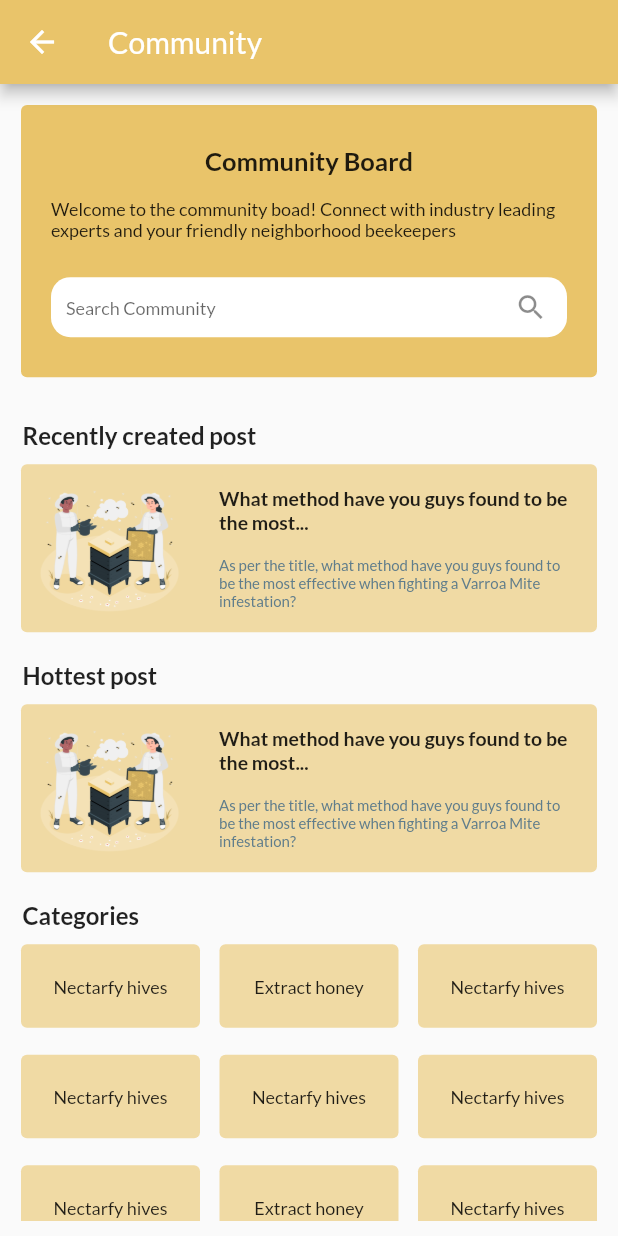
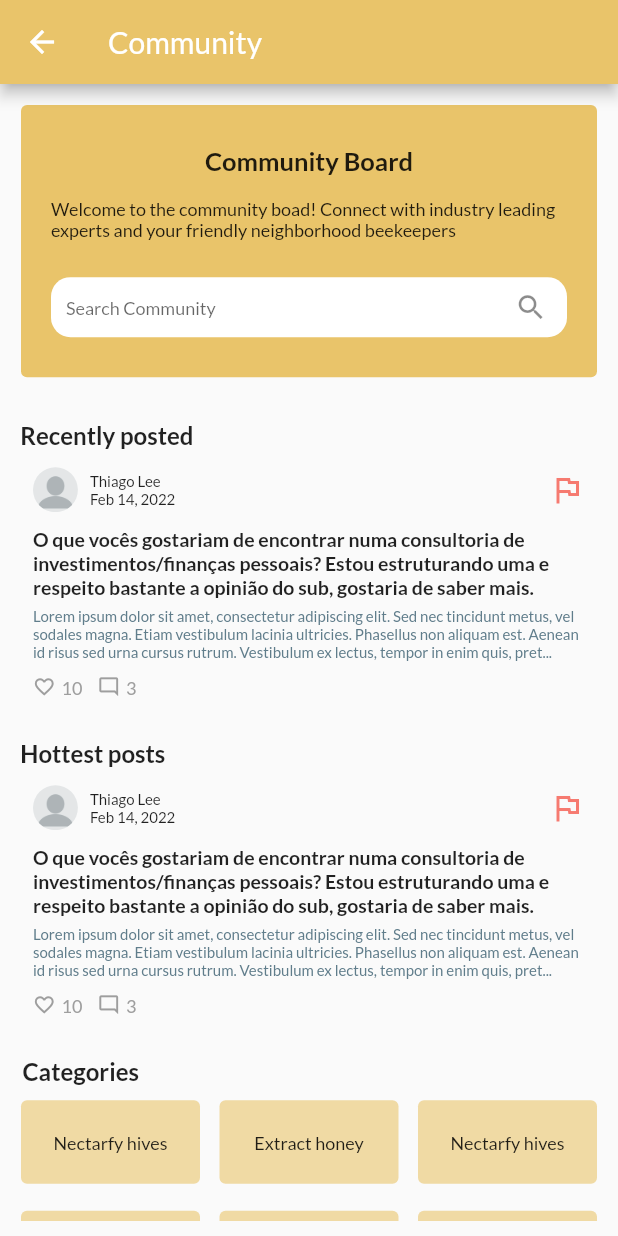
Before and after one commit to leowei31/nectarfy-app, a Flutter app: the CommunityModule screen opened directly, on a phone screen of 412 x 824 dp. Run offline on Flutter 3.47's test engine with Material 2 defaults, Android fonts, the phone set to English and light mode, and no system bars.

Commit message:
finished UI for list of posts in cat

```diff
--- /dev/null
+++ b/app/lib/model/category.dart
@@ -0,0 +1,19 @@
+import './post.dart';
+
+class Category {
+
+  final String title;
+  final String description;
+  final List<Post> posts;
+
+  Category ({
+    required this.title,
+    required this.description,
+    required this.posts
+  });
+
+  String getTitle() => title;
+  String getDescription() => description;
+  List<Post> getPosts() => posts;
+
+}
--- a/app/lib/views/community_module.dart
+++ b/app/lib/views/community_module.dart
@@ -4,6 +4,10 @@ import '../widgets/community_module/community_board.dart';
 import '../widgets/community_module/featured_post.dart';
 import '../widgets/community_module/categories.dart';
 import './individual_post.dart';
+import './category_posts.dart';
+import '../model/comment.dart';
+import '../model/post.dart';
+import '../model/user.dart';
 
 class CommunityModule extends StatelessWidget {
   const CommunityModule({Key? key}) : super(key: key);
@@ -13,19 +17,35 @@ class CommunityModule extends StatelessWidget {
     final mediaQuery = MediaQuery.of(context);
     final appbarHeight = AppBar().preferredSize.height;
 
-    void _handlePost(String title, String description) {
-      print('Title: $title');
-      print('Description: $description');
-
+    void _handlePost() {
       Navigator.push(
         context,
-        MaterialPageRoute(builder: (context) => IndividualPost())
+        MaterialPageRoute(builder: (context) => const IndividualPost())
       );
     }
 
     void _handleCategory(String title) {
       print(title);
+
+      Navigator.push(
+        context,
+        MaterialPageRoute(builder: (context) => CategoryPosts())
+      );
     }
+
+    // delete this later
+    final User currUser = User(userId: '123abc', firstName: 'Thiago', lastName: 'Lee');
+    final Post currPost = Post(
+      user: currUser,
+      title: "O que vocês gostariam de encontrar numa consultoria de investimentos/finanças pessoais? Estou estruturando uma e respeito bastante a opinião do sub, gostaria de saber mais.",
+      description: "Lorem ipsum dolor sit amet, consectetur adipiscing elit. Sed nec tincidunt metus, vel sodales magna. Etiam vestibulum lacinia ultricies. Phasellus non aliquam est. Aenean id risus sed urna cursus rutrum. Vestibulum ex lectus, tempor in enim quis, pretium aliquam enim. Cras accumsan pulvinar ex et luctus. Vestibulum ante ipsum primis in faucibus orci luctus et ultrices posuere cubilia curae; Vestibulum aliquam libero at nulla volutpat, sit amet malesuada tellus hendrerit. Sed ornare finibus lacinia. Suspendisse congue imperdiet ante quis gravida. Morbi semper ipsum sit amet metus fermentum finibus sit amet et est. In finibus turpis eu pellentesque venenatis. \n \n Nunc eu sagittis nulla. Orci varius natoque penatibus et magnis dis parturient montes, nascetur ridiculus mus. Quisque iaculis, diam sed ullamcorper aliquam, purus nulla molestie urna, gravida consectetur enim dui a odio. Pellentesque malesuada tortor ac lectus euismod, eget efficitur tortor congue. Sed non quam nec purus bibendum mattis. Phasellus at risus porta, sagittis ipsum ac, placerat erat. Vivamus nunc felis, vehicula at fermentum in, placerat at purus. Donec tristique enim quis tellus finibus, sed molestie mi elementum.",
+      datePosted: DateTime.parse("2022-02-14 23:24:38"),
+      numOfLikes: 10,
+      comments: [
+        Comment(user: currUser, comment: "Remy was not a joke.", datePosted: DateTime.parse("2022-03-18 23:26:38")),
+        Comment(user: currUser, comment: "The fact that remy didn't win proves that the system is rigged and corrupt.", datePosted: DateTime.parse("2022-03-18 23:28:38")),
+        Comment(user: currUser, comment: "O que vocês gostariam de encontrar numa consultoria de investimentos/finanças pessoais? Estou estruturando uma e respeito bastante a opinião do sub, gostaria de saber mais.", datePosted: DateTime.now()),
+    ]);
 
     return Scaffold(
       appBar: AppBar(
@@ -48,22 +68,31 @@ class CommunityModule extends StatelessWidget {
                 const Padding(padding: EdgeInsets.only(bottom: 25)),
 
                 // Hot post #1
+                const Align(
+                  alignment: Alignment.centerLeft,
+                  child: Padding(
+                    padding: EdgeInsets.only(left: 3.5, right: 3.5),
+                    child: Text('Recently posted', style: TextStyle(fontWeight: FontWeight.bold, fontSize: 16)),
+                  ),
+                ),
                 FeaturedPost(
-                  section: "Recently created post",
-                  title: "What method have you guys found to be the most...",
-                  desc: "As per the title, what method have you guys found to be the most effective when fighting a Varroa Mite infestation?",
+                  post: currPost,
                   onPressedFn: _handlePost,
                 ),
 
                 const Padding(padding: EdgeInsets.only(bottom: 15)),
 
                 // Hot post #2
+                const Align(
+                  alignment: Alignment.centerLeft,
+                  child: Padding(
+                    padding: EdgeInsets.only(left: 3.5, right: 3.5),
+                    child: Text('Hottest posts', style: TextStyle(fontWeight: FontWeight.bold, fontSize: 16)),
+                  ),
+                ),
                 FeaturedPost(
-                    section: "Hottest post",
-                    title: "What method have you guys found to be the most...",
-                    desc:
-                        "As per the title, what method have you guys found to be the most effective when fighting a Varroa Mite infestation?",
-                    onPressedFn: _handlePost,
+                  post: currPost,
+                  onPressedFn: _handlePost,
                 ),
 
                 const Padding(padding: EdgeInsets.only(bottom: 15)),
--- a/app/lib/widgets/community_module/featured_post.dart
+++ b/app/lib/widgets/community_module/featured_post.dart
@@ -1,64 +1,54 @@
 import "package:flutter/material.dart";
+
+import '../../model/post.dart';
+import '../individual_post/likes_comments_info.dart';
+import '../individual_post/user_info_header.dart';
 
 class FeaturedPost extends StatelessWidget {
 
-  final String section;
-  final String title;
-  final String desc;
+  final Post post;
   final Function onPressedFn;
 
   const FeaturedPost({
     Key? key,
-    required this.section,
-    required this.title,
-    required this.desc,
+    required this.post,
     required this.onPressedFn,
   }) : super(key: key);
 
   @override
   Widget build(BuildContext context) {
+
+
+    final String _trimmedDescription = Characters(post.getDescription()).length < 251 ? post.getDescription() : '${post.getDescription().substring(0, 251)}...';
+
     return InkWell(
       onTap: () {
-        onPressedFn(title, desc);
+        onPressedFn();
       },
-      child: Column(
-        crossAxisAlignment: CrossAxisAlignment.start,
-        children: <Widget>[
-          Padding(
-            padding: const EdgeInsets.only(bottom: 6, left: 5),
-            child: Text(section, style: const TextStyle(fontWeight: FontWeight.bold, fontSize: 16)),
+      child: ConstrainedBox(
+        constraints: const BoxConstraints(
+          minWidth: double.infinity,
+          minHeight: 100,
         ),
-          SizedBox(
-            width: double.infinity,
-            height: 120,
-            child: Card(
-              elevation: 0,
-              color: Theme.of(context).primaryColor.withOpacity(0.6),
           child: Padding(
-                padding: const EdgeInsets.only(left: 12, right: 12),
-                child: Row(
-                  mainAxisAlignment: MainAxisAlignment.spaceBetween,
-                  children: <Widget>[
-                    Padding(
-                      padding: const EdgeInsets.only(right: 3.0),
-                      child: Image.asset('assets/images/sample_post.png', height: 90,),
-                    ),
-                    SizedBox(
-                      width: 240,
+            padding: const EdgeInsets.all(12),
             child: Column(
               mainAxisAlignment: MainAxisAlignment.spaceEvenly,
               children: <Widget>[
-                          Text(title, style: const TextStyle(fontSize: 13, fontWeight: FontWeight.bold),),
-                          Text(desc, style: const TextStyle(fontSize: 10, color: Colors.blueGrey),),
+                UserInfoHeader(user: post.getUser(), datePosted: post.getDatePosted(), imageHeight: 30.0, fontSize: 10,),
+                Container(
+                  padding: const EdgeInsets.only(top: 10.0),
+                  child: Text(post.getTitle(), style: const TextStyle(fontSize: 13, fontWeight: FontWeight.bold)),
+                ),
+                Container(
+                  padding: const EdgeInsets.only(top: 5.0),
+                  child: Text(_trimmedDescription, style: const TextStyle(fontSize: 10, color: Colors.blueGrey)),
+                ),
+                const Padding(padding: EdgeInsets.only(top: 10.0)),
+                LikesCommentsInfo(numOfLikes: post.getNumOfLikes(), numOfComments: post.getComments().length, size: 15.0, fontSize: 12, iconColor: Colors.grey, textColor: Colors.grey,)
               ],
             ),
           )
-                  ],
-                ),
-              ),
-            ),
-          ),
-        ],
         ),
     );
   }
--- a/app/lib/widgets/individual_post/likes_comments_info.dart
+++ b/app/lib/widgets/individual_post/likes_comments_info.dart
@@ -4,21 +4,35 @@ class LikesCommentsInfo extends StatelessWidget {
 
   final num numOfLikes;
   final num numOfComments;
+  final double? size;
+  final double? fontSize;
+  final Color? textColor;
+  final Color? iconColor;
 
-  const LikesCommentsInfo({ Key? key, required this.numOfLikes, required this.numOfComments }) : super(key: key);
+  const LikesCommentsInfo({
+    Key? key,
+    required this.numOfLikes,
+    required this.numOfComments,
+    this.size = 22,
+    this.fontSize = 14,
+    this.textColor = Colors.black,
+    this.iconColor = Colors.black
+  }
+  ) : super(key: key);
 
   @override
   Widget build(BuildContext context) {
     return Container(
       child: Row(
         children: <Widget>[
-          const Icon(Icons.favorite_outline,),
+          Icon(Icons.favorite_outline, size: size, color: iconColor,),
           const Padding(padding: EdgeInsets.only(right: 4.0)),
-          Text('$numOfLikes'),
+          Text('$numOfLikes', style: TextStyle(fontSize: fontSize, color: textColor),),
           const Padding(padding: EdgeInsets.only(right: 10.0)),
-          const Icon(Icons.mode_comment_outlined),
+
+          Icon(Icons.mode_comment_outlined, size: size, color: iconColor,),
           const Padding(padding: EdgeInsets.only(right: 4.0)),
-          Text('$numOfComments'),
+          Text('$numOfComments', style: TextStyle(fontSize: fontSize, color: textColor),),
 
         ]
       ),
--- a/app/lib/widgets/individual_post/user_info_header.dart
+++ b/app/lib/widgets/individual_post/user_info_header.dart
@@ -7,11 +7,17 @@ class UserInfoHeader extends StatelessWidget {
 
   final User user;
   final DateTime datePosted;
+  final double imageHeight;
+  final bool omitPicture;
+  final double fontSize;
 
   const UserInfoHeader({
     Key? key,
     required this.user,
-    required this.datePosted
+    required this.datePosted,
+    this.imageHeight = 40.0,
+    this.omitPicture = false,
+    this.fontSize = 12,
   }) : super(key: key);
 
   @override
@@ -42,16 +48,16 @@ class UserInfoHeader extends StatelessWidget {
       mainAxisAlignment: MainAxisAlignment.spaceBetween,
       children: <Widget>[
         Row( children: [
-        ClipRRect(
+        omitPicture ? const SizedBox.shrink() : ClipRRect(
           borderRadius: const BorderRadius.all(Radius.circular(40)),
-          child: Image.asset('assets/images/no_profile_pic.png', height: 40,),
+          child: Image.asset('assets/images/no_profile_pic.png', height: imageHeight,),
         ),
         const Padding(padding: EdgeInsets.only(right: 8.0)),
         Column(
           crossAxisAlignment: CrossAxisAlignment.start,
           children: <Widget>[
-            Text('${user.firstName} ${user.lastName}', style: const TextStyle(fontSize: 12),),
-            Text(convertToAgo(datePosted), style: const TextStyle(fontSize: 12),),
+            Text('${user.firstName} ${user.lastName}', style: TextStyle(fontSize: fontSize),),
+            Text(convertToAgo(datePosted), style: TextStyle(fontSize: fontSize),),
           ],
         ),
         ]
```
Also changed, not shown: app/lib/views/category_posts.dart (added, +42 -0 lines), app/lib/widgets/hive_module/hive_list/hive_card.dart (+12 -4 lines), app/lib/views/individual_post.dart (line endings or trailing spaces). Lines whose indentation alone changed are shown as unchanged.
